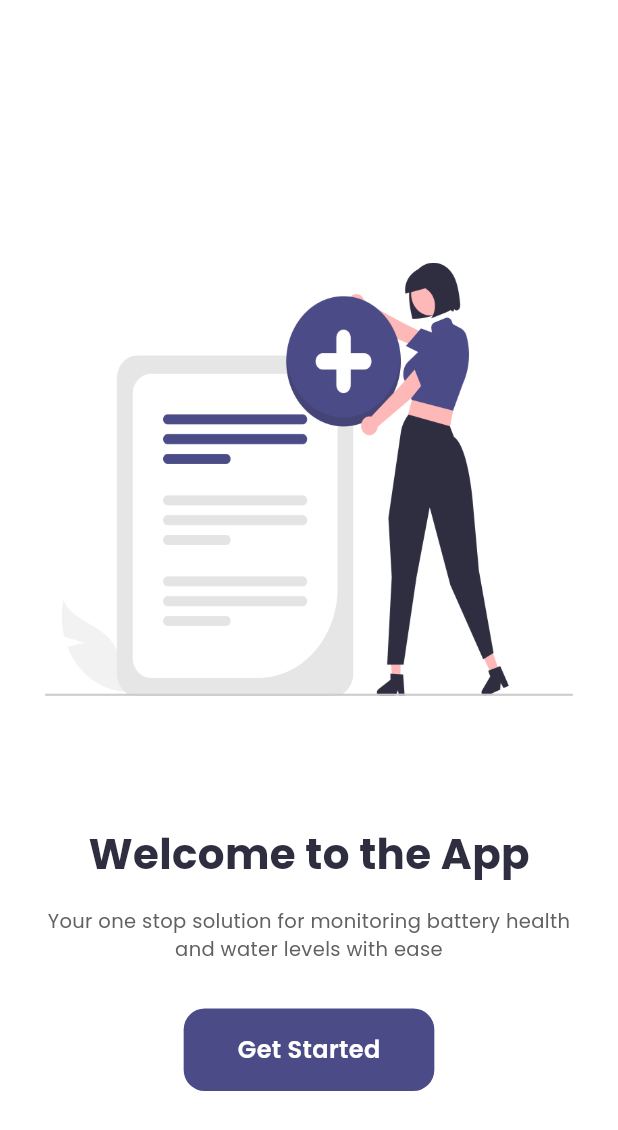
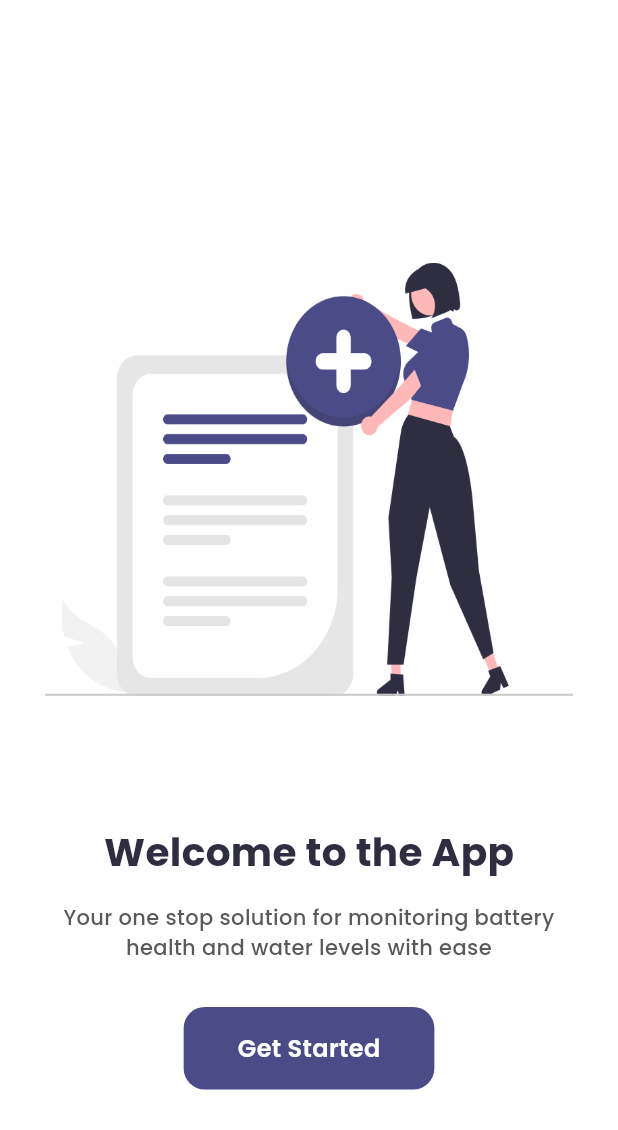
Before and after one commit to ganeshgovala/BHMS, a Flutter app: the screen it shows after launch, on a phone screen of 412 x 824 dp. Shown: the top 1130 px of the screen. Run offline on Flutter 3.47's test engine with Material 3 defaults, Android fonts, the phone set to English and light mode, and no system bars; our stand-ins replace google_fonts.

Commit message:
Modified Text Styles in OpeningPage

```diff
--- a/lib/pages/OpeningPage.dart
+++ b/lib/pages/OpeningPage.dart
@@ -1,5 +1,7 @@
 // ignore_for_file: prefer_const_constructors
 
+import 'package:bhms/components/CustomTextStyles.dart';
+import 'package:bhms/pages/LoginPage.dart';
 import 'package:flutter/material.dart';
 import 'package:google_fonts/google_fonts.dart';
 
@@ -24,18 +26,15 @@ class OpeningPage extends StatelessWidget {
               padding: EdgeInsets.only(left: 20, right: 20),
               child: Column(
                 children: [
-                  Text("Welcome to the App", style: GoogleFonts.poppins(
-                    fontSize: 28,
-                    color: const Color(0xFF2F2E41),
-                    fontWeight: FontWeight.w700,
-                  )),
+                  Text("Welcome to the App", style: CustomTextStyles().heading(),),
                   SizedBox(height: 15),
-                  Text("Your one stop solution for monitoring battery health and water levels with ease", style: GoogleFonts.poppins(
-                    fontSize: 13,
-                    color: Colors.grey[700],
-                  ), textAlign: TextAlign.center,),
+                  Text("Your one stop solution for monitoring battery health and water levels with ease", style: CustomTextStyles().subHeading(), textAlign: TextAlign.center,),
                   SizedBox(height: 30,),
-                  Container(
+                  GestureDetector(
+                    onTap: () {
+                      Navigator.pushReplacement(context, MaterialPageRoute(builder: (context) => LoginPage()));
+                    },
+                    child: Container(
                       padding: EdgeInsets.symmetric(horizontal: 36, vertical: 16),
                       decoration: BoxDecoration(
                         color: const Color(0xFF4B4B87),
@@ -46,6 +45,7 @@ class OpeningPage extends StatelessWidget {
                         fontWeight: FontWeight.w600,
                         color: Colors.white,
                       )),
+                    ),
                   )
                 ],
               ),
```
Lines whose indentation alone changed are shown as unchanged.
